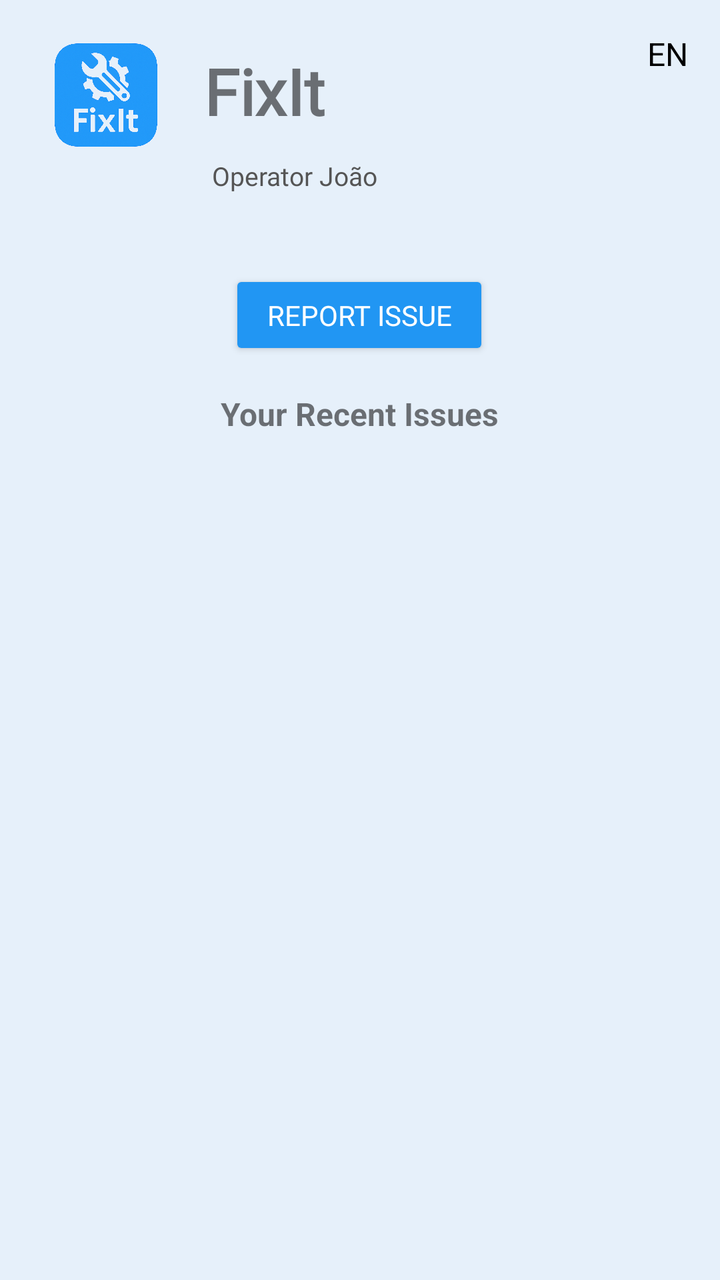
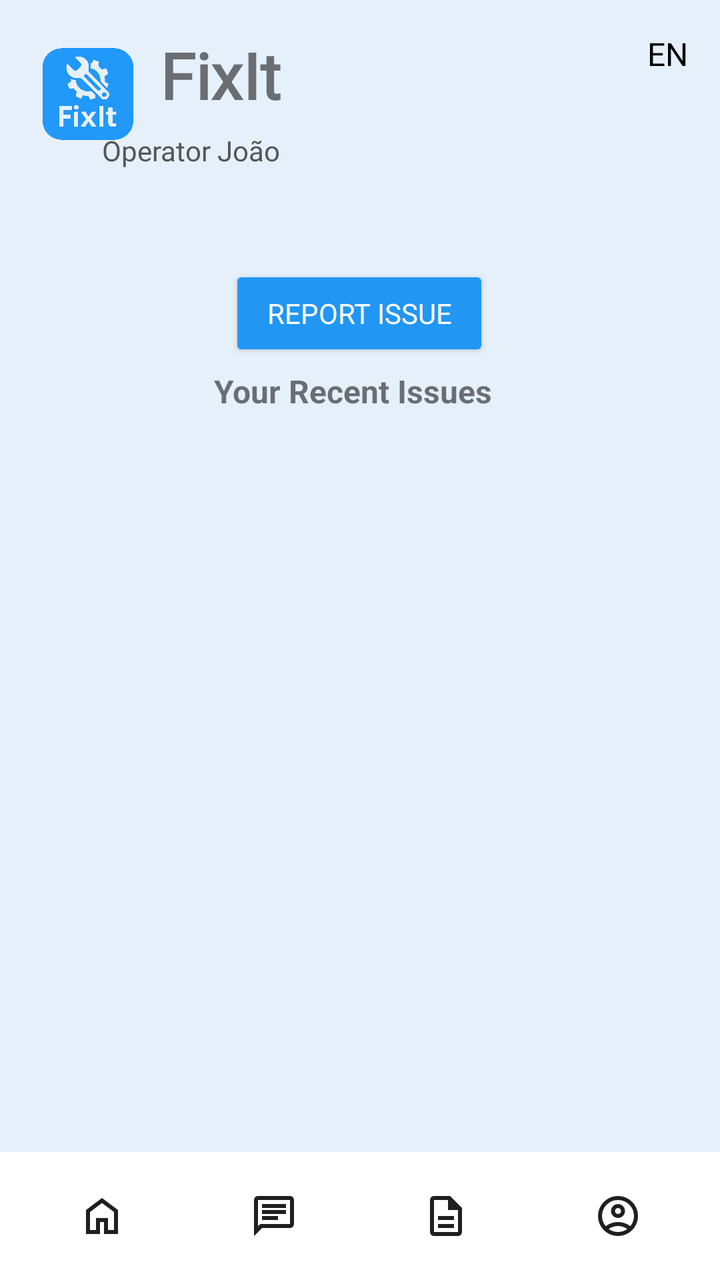

Compare the two renders of this Android layout. The source of the first and the diff that turns it into the second are given below.
<!-- AndroidManifest.xml: application theme Theme.FixIt -->
<!-- res/layout/activity_operator_dashboard.xml -->
<?xml version="1.0" encoding="utf-8"?>
<androidx.constraintlayout.widget.ConstraintLayout xmlns:android="http://schemas.android.com/apk/res/android"
    xmlns:app="http://schemas.android.com/apk/res-auto"
    xmlns:tools="http://schemas.android.com/tools"
    android:layout_width="match_parent"
    android:layout_height="match_parent"
    android:background="#E6F0FA"
    tools:context=".OperatorDashboardActivity">

    
    <ImageView
        android:id="@+id/logoIcon"
        android:layout_width="74dp"
        android:layout_height="63dp"
        android:layout_marginStart="16dp"
        android:layout_marginTop="16dp"
        android:src="@drawable/fixit_logo"
        app:layout_constraintStart_toStartOf="parent"
        app:layout_constraintTop_toTopOf="parent" />

    <TextView
        android:id="@+id/appTitle"
        android:layout_width="wrap_content"
        android:layout_height="wrap_content"
        android:layout_marginStart="12dp"
        android:layout_marginTop="8dp"
        android:fontFamily="@font/rem"
        android:text="@string/app_name"
        android:textSize="32sp"
        android:textStyle="bold"
        app:layout_constraintStart_toEndOf="@id/logoIcon"
        app:layout_constraintTop_toTopOf="@id/logoIcon" />

    

    

    <TextView
        android:id="@+id/userRole"
        android:layout_width="wrap_content"
        android:layout_height="wrap_content"
        android:layout_marginStart="4dp"
        android:layout_marginTop="12dp"
        android:fontFamily="@font/roboto"
        android:text="Operator João"
        android:textColor="#555555"
        android:textSize="13sp"
        app:layout_constraintStart_toStartOf="@id/appTitle"
        app:layout_constraintTop_toBottomOf="@id/appTitle" />

    <TextView
        android:id="@+id/languageSwitcher"
        android:layout_width="wrap_content"
        android:layout_height="wrap_content"
        android:layout_marginTop="16dp"
        android:layout_marginEnd="16dp"
        android:text="EN"
        android:textColor="#000000"
        android:textSize="16sp"
        app:layout_constraintEnd_toEndOf="parent"
        app:layout_constraintTop_toTopOf="parent" />

    

    <Button
        android:id="@+id/reportIssueButton"
        android:layout_width="130dp"
        android:layout_height="45dp"
        android:layout_marginTop="56dp"
        android:backgroundTint="#2196F3"
        android:fontFamily="@font/roboto"
        android:text="Report Issue"
        android:textColor="#FFFFFF"
        app:cornerRadius="16dp"
        app:layout_constraintEnd_toEndOf="parent"
        app:layout_constraintHorizontal_bias="0.498"
        app:layout_constraintStart_toStartOf="parent"
        app:layout_constraintTop_toBottomOf="@id/logoIcon" />

    <TextView
        android:id="@+id/recentIssuesLabel"
        android:layout_width="wrap_content"
        android:layout_height="wrap_content"
        android:layout_marginTop="16dp"
        android:text="Your Recent Issues"
        android:textSize="16sp"
        android:textStyle="bold"
        app:layout_constraintEnd_toEndOf="parent"
        app:layout_constraintStart_toStartOf="parent"
        app:layout_constraintTop_toBottomOf="@id/reportIssueButton" />

    <ScrollView
        android:id="@+id/issuesScrollView"
        android:layout_width="0dp"
        android:layout_height="0dp"
        android:layout_marginTop="8dp"
        android:layout_marginBottom="64dp"
        app:layout_constraintTop_toBottomOf="@id/recentIssuesLabel"
        app:layout_constraintBottom_toTopOf="parent"
        app:layout_constraintStart_toStartOf="parent"
        app:layout_constraintEnd_toEndOf="parent">

        <LinearLayout
            android:id="@+id/issuesContainer"
            android:layout_width="match_parent"
            android:layout_height="wrap_content"
            android:orientation="vertical"
            android:padding="16dp">

            

        </LinearLayout>
    </ScrollView>

</androidx.constraintlayout.widget.ConstraintLayout>
<!-- resources referenced by this layout -->
<resources>
  <!-- drawable fixit_logo: png bitmap (drawable, 922112 bytes) -->
  <string name="app_name">FixIt</string>
  <style name="Theme.FixIt" parent="Theme.AppCompat.Light.NoActionBar">
          <item name="colorPrimary">@color/purple_500</item>
          <item name="colorAccent">@color/teal_200</item>
          <item name="android:windowBackground">@color/light_blue</item>
      </style>
  <color name="purple_500">#FF6200EE</color>
  <color name="teal_200">#FF03DAC5</color>
  <color name="light_blue">#E6F0FA</color>
</resources>

<!-- the commit's change to res/layout/activity_operator_dashboard.xml (unified diff, before → after) -->
@@ -7,11 +7,10 @@
     android:background="#E6F0FA"
     tools:context=".OperatorDashboardActivity">
 
-    
     <ImageView
         android:id="@+id/logoIcon"
-        android:layout_width="74dp"
-        android:layout_height="63dp"
+        android:layout_width="56dp"
+        android:layout_height="62dp"
         android:layout_marginStart="16dp"
         android:layout_marginTop="16dp"
         android:src="@drawable/fixit_logo"
@@ -22,31 +21,14 @@
         android:id="@+id/appTitle"
         android:layout_width="wrap_content"
         android:layout_height="wrap_content"
-        android:layout_marginStart="12dp"
-        android:layout_marginTop="8dp"
+        android:layout_marginStart="8dp"
+        android:layout_marginTop="16dp"
         android:fontFamily="@font/rem"
         android:text="@string/app_name"
         android:textSize="32sp"
         android:textStyle="bold"
         app:layout_constraintStart_toEndOf="@id/logoIcon"
-        app:layout_constraintTop_toTopOf="@id/logoIcon" />
-
-    
-
-    
-
-    <TextView
-        android:id="@+id/userRole"
-        android:layout_width="wrap_content"
-        android:layout_height="wrap_content"
-        android:layout_marginStart="4dp"
-        android:layout_marginTop="12dp"
-        android:fontFamily="@font/roboto"
-        android:text="Operator João"
-        android:textColor="#555555"
-        android:textSize="13sp"
-        app:layout_constraintStart_toStartOf="@id/appTitle"
-        app:layout_constraintTop_toBottomOf="@id/appTitle" />
+        app:layout_constraintTop_toTopOf="parent" />
 
     <TextView
         android:id="@+id/languageSwitcher"
@@ -60,13 +42,27 @@
         app:layout_constraintEnd_toEndOf="parent"
         app:layout_constraintTop_toTopOf="parent" />
 
-    
+    <TextView
+        android:id="@+id/userRole"
+        android:layout_width="wrap_content"
+        android:layout_height="wrap_content"
+        android:layout_marginTop="66dp"
+        android:layout_marginEnd="241dp"
+        android:layout_marginBottom="140dp"
+        android:fontFamily="@font/roboto"
+        android:text="Operator João"
+        android:textColor="#555555"
+        android:textSize="14sp"
+        app:layout_constraintBottom_toTopOf="@+id/issuesScrollView"
+        app:layout_constraintEnd_toEndOf="parent"
+        app:layout_constraintStart_toEndOf="@+id/logoIcon"
+        app:layout_constraintTop_toTopOf="parent" />
 
     <Button
         android:id="@+id/reportIssueButton"
         android:layout_width="130dp"
-        android:layout_height="45dp"
-        android:layout_marginTop="56dp"
+        android:layout_height="wrap_content"
+        android:layout_marginTop="48dp"
         android:backgroundTint="#2196F3"
         android:fontFamily="@font/roboto"
         android:text="Report Issue"
@@ -75,17 +71,19 @@
         app:layout_constraintEnd_toEndOf="parent"
         app:layout_constraintHorizontal_bias="0.498"
         app:layout_constraintStart_toStartOf="parent"
-        app:layout_constraintTop_toBottomOf="@id/logoIcon" />
+        app:layout_constraintTop_toBottomOf="@id/userRole"
+        tools:ignore="TouchTargetSizeCheck" />
 
     <TextView
         android:id="@+id/recentIssuesLabel"
         android:layout_width="wrap_content"
         android:layout_height="wrap_content"
-        android:layout_marginTop="16dp"
+        android:layout_marginTop="4dp"
         android:text="Your Recent Issues"
         android:textSize="16sp"
         android:textStyle="bold"
         app:layout_constraintEnd_toEndOf="parent"
+        app:layout_constraintHorizontal_bias="0.485"
         app:layout_constraintStart_toStartOf="parent"
         app:layout_constraintTop_toBottomOf="@id/reportIssueButton" />
 
@@ -93,23 +91,116 @@
         android:id="@+id/issuesScrollView"
         android:layout_width="0dp"
         android:layout_height="0dp"
-        android:layout_marginTop="8dp"
-        android:layout_marginBottom="64dp"
+        android:layout_marginTop="18dp"
+        android:layout_marginBottom="8dp"
+        app:layout_constraintBottom_toTopOf="@+id/bottomNavBar"
+        app:layout_constraintEnd_toEndOf="parent"
+        app:layout_constraintStart_toStartOf="parent"
         app:layout_constraintTop_toBottomOf="@id/recentIssuesLabel"
-        app:layout_constraintBottom_toTopOf="parent"
-        app:layout_constraintStart_toStartOf="parent"
-        app:layout_constraintEnd_toEndOf="parent">
+        tools:ignore="SpeakableTextPresentCheck">
 
         <LinearLayout
             android:id="@+id/issuesContainer"
             android:layout_width="match_parent"
             android:layout_height="wrap_content"
             android:orientation="vertical"
-            android:padding="16dp">
-
-            
-
-        </LinearLayout>
+            android:padding="8dp" />
     </ScrollView>
 
+    <include
+        android:id="@+id/bottomNavBar"
+        layout="@layout/component_bottom_nav"
+        android:layout_width="match_parent"
+        android:layout_height="wrap_content"
+        app:layout_constraintBottom_toBottomOf="parent" />
+
 </androidx.constraintlayout.widget.ConstraintLayout>
+<!-- res/layout/component_bottom_nav.xml (included above) -->
+<?xml version="1.0" encoding="utf-8"?>
+<LinearLayout xmlns:android="http://schemas.android.com/apk/res/android"
+    xmlns:tools="http://schemas.android.com/tools"
+    android:id="@+id/bottomNavBar"
+    android:layout_width="match_parent"
+    android:layout_height="60dp"
+    android:background="#FFFFFF"
+    android:baselineAligned="false"
+    android:orientation="horizontal"
+    android:padding="8dp">
+
+    <FrameLayout
+        android:id="@+id/nav_home"
+        android:layout_width="0dp"
+        android:layout_height="match_parent"
+        android:layout_weight="1"
+        android:clickable="true"
+        android:focusable="true"
+        android:minWidth="48dp"
+        android:minHeight="48dp"
+        tools:ignore="TouchTargetSizeCheck">
+
+        <ImageView
+            android:layout_width="wrap_content"
+            android:layout_height="wrap_content"
+            android:layout_gravity="center"
+            android:contentDescription="Home"
+            android:src="@drawable/ic_home" />
+    </FrameLayout>
+
+    <FrameLayout
+        android:id="@+id/nav_messages"
+        android:layout_width="0dp"
+        android:layout_height="match_parent"
+        android:layout_weight="1"
+        android:clickable="true"
+        android:focusable="true"
+        android:minWidth="48dp"
+        android:minHeight="48dp"
+        tools:ignore="TouchTargetSizeCheck">
+
+        <ImageView
+            android:layout_width="wrap_content"
+            android:layout_height="wrap_content"
+            android:layout_gravity="center"
+            android:contentDescription="Messages"
+            android:src="@drawable/ic_messages" />
+    </FrameLayout>
+
+    <FrameLayout
+        android:id="@+id/nav_reports"
+        android:layout_width="0dp"
+        android:layout_height="match_parent"
+        android:layout_weight="1"
+        android:clickable="true"
+        android:focusable="true"
+        android:minWidth="48dp"
+        android:minHeight="48dp"
+        tools:ignore="TouchTargetSizeCheck">
+
+        <ImageView
+            android:layout_width="wrap_content"
+            android:layout_height="wrap_content"
+            android:layout_gravity="center"
+            android:contentDescription="Reports"
+            android:src="@drawable/ic_reports" />
+    </FrameLayout>
+
+    <FrameLayout
+        android:id="@+id/nav_profile"
+        android:layout_width="0dp"
+        android:layout_height="match_parent"
+        android:layout_weight="1"
+        android:clickable="true"
+        android:focusable="true"
+        android:minWidth="48dp"
+        android:minHeight="48dp"
+        tools:ignore="TouchTargetSizeCheck">
+
+        <ImageView
+            android:layout_width="wrap_content"
+            android:layout_height="wrap_content"
+            android:layout_gravity="center"
+            android:contentDescription="Profile"
+            android:src="@drawable/ic_profile" />
+    </FrameLayout>
+
+</LinearLayout>
<!-- resource entries referenced after the edit -->
@@ -1,6 +1,46 @@
 <!-- resources referenced by this layout -->
 <resources>
   <!-- drawable fixit_logo: png bitmap (drawable, 922112 bytes) -->
+  <!-- drawable ic_home (drawable) -->
+  <vector xmlns:android="http://schemas.android.com/apk/res/android"
+      android:width="24dp"
+      android:height="24dp"
+      android:viewportWidth="960"
+      android:viewportHeight="960">
+    <path
+        android:pathData="M240,760h120v-240h240v240h120v-360L480,220 240,400v360ZM160,840v-480l320,-240 320,240v480L520,840v-240h-80v240L160,840ZM480,490Z"
+        android:fillColor="#1f1f1f"/>
+  </vector>
+  <!-- drawable ic_messages (drawable) -->
+  <vector xmlns:android="http://schemas.android.com/apk/res/android"
+      android:width="24dp"
+      android:height="24dp"
+      android:viewportWidth="960"
+      android:viewportHeight="960">
+    <path
+        android:pathData="M240,560h320v-80L240,480v80ZM240,440h480v-80L240,360v80ZM240,320h480v-80L240,240v80ZM80,880v-720q0,-33 23.5,-56.5T160,80h640q33,0 56.5,23.5T880,160v480q0,33 -23.5,56.5T800,720L240,720L80,880ZM206,640h594v-480L160,160v525l46,-45ZM160,640v-480,480Z"
+        android:fillColor="#1f1f1f"/>
+  </vector>
+  <!-- drawable ic_profile (drawable) -->
+  <vector xmlns:android="http://schemas.android.com/apk/res/android"
+      android:width="24dp"
+      android:height="24dp"
+      android:viewportWidth="960"
+      android:viewportHeight="960">
+    <path
+        android:pathData="M234,684q51,-39 114,-61.5T480,600q69,0 132,22.5T726,684q35,-41 54.5,-93T800,480q0,-133 -93.5,-226.5T480,160q-133,0 -226.5,93.5T160,480q0,59 19.5,111t54.5,93ZM480,520q-59,0 -99.5,-40.5T340,380q0,-59 40.5,-99.5T480,240q59,0 99.5,40.5T620,380q0,59 -40.5,99.5T480,520ZM480,880q-83,0 -156,-31.5T197,763q-54,-54 -85.5,-127T80,480q0,-83 31.5,-156T197,197q54,-54 127,-85.5T480,80q83,0 156,31.5T763,197q54,54 85.5,127T880,480q0,83 -31.5,156T763,763q-54,54 -127,85.5T480,880ZM480,800q53,0 100,-15.5t86,-44.5q-39,-29 -86,-44.5T480,680q-53,0 -100,15.5T294,740q39,29 86,44.5T480,800ZM480,440q26,0 43,-17t17,-43q0,-26 -17,-43t-43,-17q-26,0 -43,17t-17,43q0,26 17,43t43,17ZM480,380ZM480,740Z"
+        android:fillColor="#1f1f1f"/>
+  </vector>
+  <!-- drawable ic_reports (drawable) -->
+  <vector xmlns:android="http://schemas.android.com/apk/res/android"
+      android:width="24dp"
+      android:height="24dp"
+      android:viewportWidth="960"
+      android:viewportHeight="960">
+    <path
+        android:pathData="M320,720h320v-80L320,640v80ZM320,560h320v-80L320,480v80ZM240,880q-33,0 -56.5,-23.5T160,800v-640q0,-33 23.5,-56.5T240,80h320l240,240v480q0,33 -23.5,56.5T720,880L240,880ZM520,360v-200L240,160v640h480v-440L520,360ZM240,160v200,-200 640,-640Z"
+        android:fillColor="#1f1f1f"/>
+  </vector>
   <string name="app_name">FixIt</string>
   <style name="Theme.FixIt" parent="Theme.AppCompat.Light.NoActionBar">
           <item name="colorPrimary">@color/purple_500</item>
